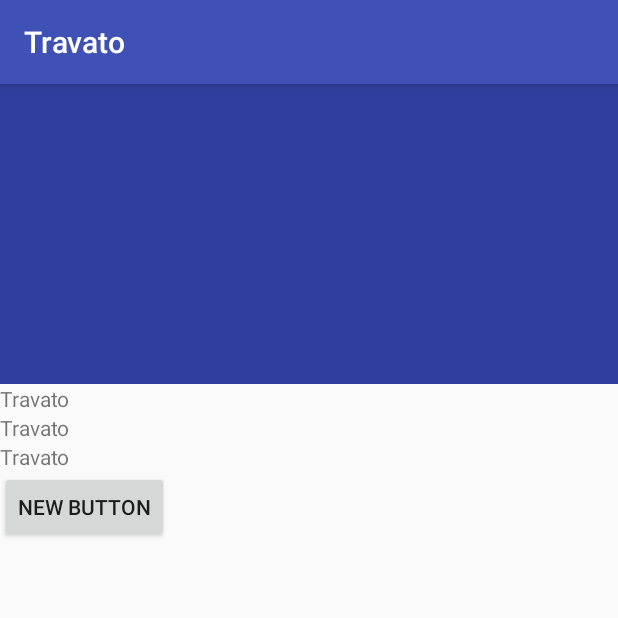
After one commit to imhappi/Travato, an Android app: the MyTourDetails screen opened directly, with no data from a screen before it, on a phone screen of 412 x 824 dp, the top half of it. The commit adds this screen. Run offline under Robolectric (Android 15) with nearby library versions, the phone set to English and light mode, and no system bars; 1 statement that could not run was skipped.

Commit message:
create a tourDetails class

```diff
--- a/app/src/main/AndroidManifest.xml
+++ b/app/src/main/AndroidManifest.xml
@@ -41,6 +41,12 @@
             </intent-filter>
         </activity>
 
+        <activity android:name=".MyTourDetails">
+            <intent-filter>
+                <category android:name="android.intent.category.DEFAULT"/>
+            </intent-filter>
+        </activity>
+
     </application>
     <uses-permission android:name="android.permission.INTERNET"/>
 
--- /dev/null
+++ b/app/src/main/java/com/thatsterrible/travato/MyTourDetails.java
@@ -0,0 +1,65 @@
+package com.thatsterrible.travato;
+
+import android.content.Intent;
+import android.os.Bundle;
+import android.support.annotation.Nullable;
+import android.support.v7.app.AppCompatActivity;
+import android.widget.Button;
+import android.widget.ImageView;
+import android.widget.TextView;
+
+/**
+ * Created by pandominator on 11/06/16.
+ */
+public class MyTourDetails extends AppCompatActivity{
+
+    ImageView mTourImage;
+    TextView mGuideText;
+    TextView mActivityText;
+    TextView mDescriptionText;
+    Button mBookButton;
+
+    protected void onCreate(@Nullable Bundle savedInstanceState) {
+        super.onCreate(savedInstanceState);
+        setContentView(R.layout.activity_tour_details);
+
+        Intent intent = getIntent();
+        String mGuideName = intent.getStringExtra("alexisthebest");
+        String mImgurl = intent.getStringExtra("alexisthebest");
+        String mActivityName = intent.getStringExtra("alexisthebest");
+        String mActivityDescription = intent.getStringExtra("alexisthebest");
+
+        mTourImage = (ImageView) findViewById(R.id.local_tour_image);
+        mGuideText = (TextView) findViewById(R.id.tourDetails_tourGuide);
+        mDescriptionText = (TextView) findViewById(R.id.tourDetails_activityDescription);
+        mActivityText = (TextView) findViewById(R.id.tourDetails_activityName);
+        mBookButton = (Button) findViewById(R.id.tourDetails_bookButton);
+
+        mBookButton.setOnClickListener(){
+            @Override
+                    public void onClick(View v){
+                log.d("Naomi", "Smells");
+            }
+        }
+
+
+    }
+
+    public String getGuideName() {
+
+        return mGuideName;
+    }
+
+    public String getImgurl() {
+
+        return mImgurl;
+    }
+
+    public String getActivityName() {
+        return mActivityName;
+    }
+
+    public String getmActivityDescription(){
+        return mActivityDescription;
+    }
+}
--- a/app/src/main/res/layout/activity_tour_details.xml
+++ b/app/src/main/res/layout/activity_tour_details.xml
@@ -2,6 +2,7 @@
 <LinearLayout xmlns:android="http://schemas.android.com/apk/res/android"
     android:orientation="vertical" android:layout_width="match_parent"
     android:layout_height="match_parent">
+
 
 
     <ScrollView
@@ -9,18 +10,44 @@
         android:layout_height="match_parent"
         android:id="@+id/scrollView"
         android:layout_gravity="center_horizontal" >
-
         <LinearLayout
             android:layout_width="match_parent"
-            android:layout_height="wrap_content">
+            android:layout_height="wrap_content"
+            android:weightSum="1"
+            android:orientation="vertical">
 
             <ImageView
                 android:background="@color/colorPrimaryDark"
+                android:layout_width="match_parent"
+                android:layout_height="200dp"
+                android:id="@+id/tourDetails_activityImage"
+                android:contentDescription="@string/app_name" />
+
+            <TextView
                 android:layout_width="wrap_content"
-                android:layout_height="80dp"
-                android:id="@+id/imageView"
-                android:contentDescription="@string/app_name" />
+                android:layout_height="wrap_content"
+                android:text="@string/app_name"
+                android:id="@+id/tourDetails_tourGuide" />
+
+            <TextView
+                android:layout_width="wrap_content"
+                android:layout_height="wrap_content"
+                android:text="@string/app_name"
+                android:id="@+id/tourDetails_activityName" />
+
+            <TextView
+                android:layout_width="wrap_content"
+                android:layout_height="wrap_content"
+                android:text="@string/app_name"
+                android:id="@+id/tourDetails_activityDescription" />
+
+            <Button
+                android:layout_width="wrap_content"
+                android:layout_height="wrap_content"
+                android:text="New Button"
+                android:id="@+id/tourDetails_bookButton" />
+
         </LinearLayout>
+    </ScrollView>
 
-    </ScrollView>
 </LinearLayout>
```
Also changed, not shown: app/src/main/java/com/thatsterrible/travato/MyToursItem.java (+5 -5 lines).
